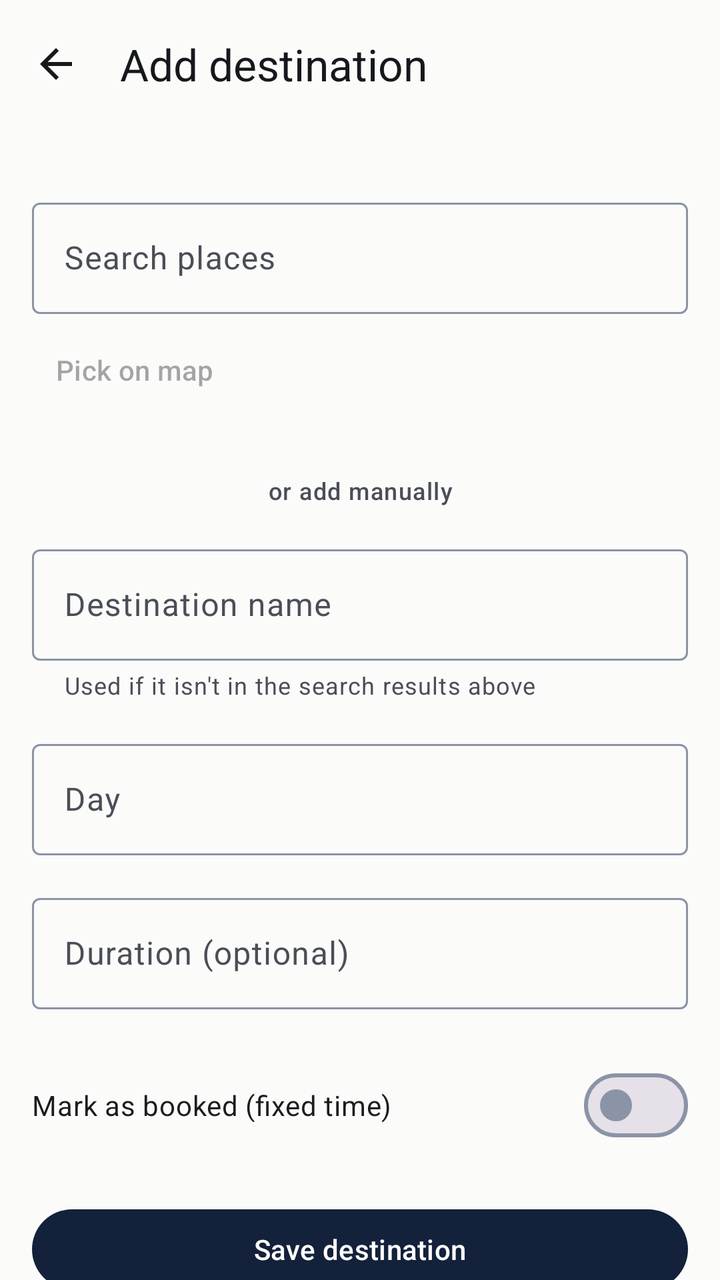
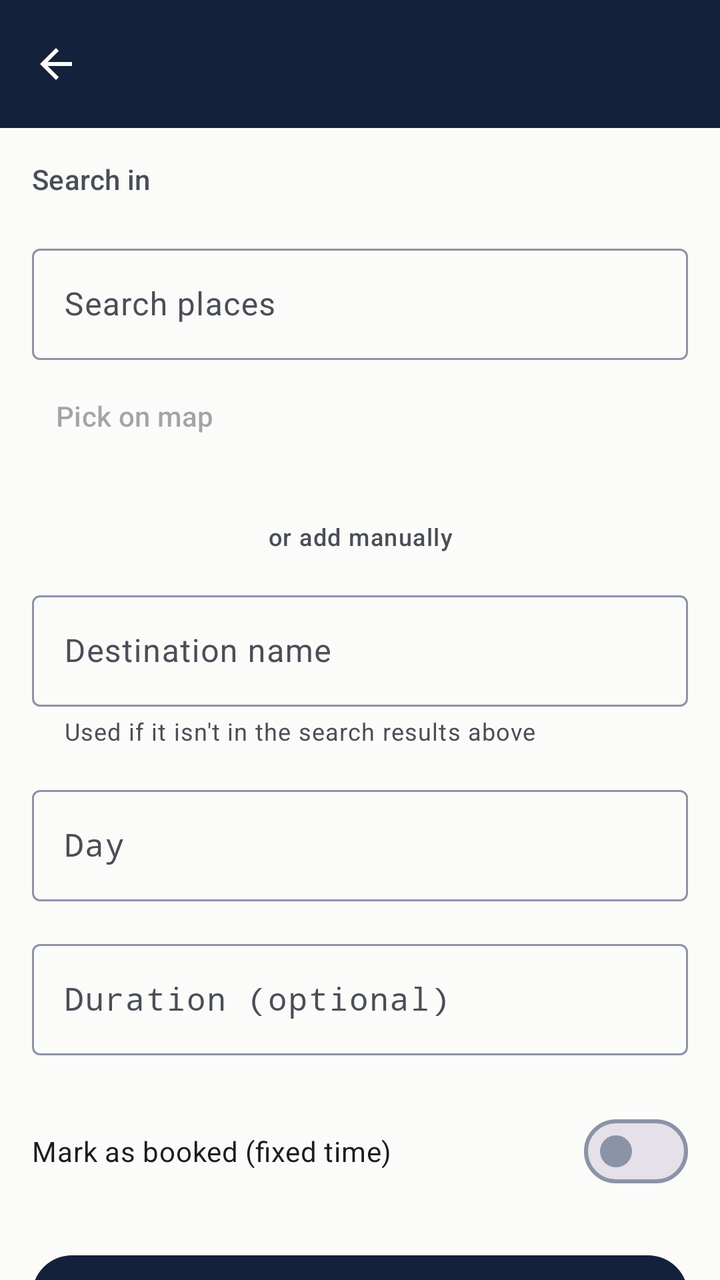

Screens rendered from an Android XML layout before and after an edit, with the pre-edit source and the edit as a unified diff.
<!-- AndroidManifest.xml: application theme Theme.TripFit -->
<!-- res/layout/activity_add_destination.xml -->
<?xml version="1.0" encoding="utf-8"?>
<LinearLayout xmlns:android="http://schemas.android.com/apk/res/android"
    xmlns:app="http://schemas.android.com/apk/res-auto"
    xmlns:tools="http://schemas.android.com/tools"
    android:id="@+id/add_destination_root"
    android:layout_width="match_parent"
    android:layout_height="match_parent"
    android:background="?attr/colorSurface"
    android:orientation="vertical"
    tools:context=".AddDestinationActivity">

    <com.google.android.material.appbar.MaterialToolbar
        android:id="@+id/toolbar"
        android:layout_width="match_parent"
        android:layout_height="?attr/actionBarSize"
        android:background="?attr/colorSurface"
        app:navigationIcon="@drawable/ic_arrow_back_24"
        app:title="@string/add_destination_title"
        app:titleTextColor="?attr/colorOnSurface" />

    <androidx.core.widget.NestedScrollView
        android:layout_width="match_parent"
        android:layout_height="0dp"
        android:layout_weight="1"
        android:fillViewport="true">

        <LinearLayout
            android:layout_width="match_parent"
            android:layout_height="wrap_content"
            android:orientation="vertical"
            android:padding="@dimen/space_md">

            <com.google.android.material.chip.ChipGroup
                android:id="@+id/chip_group_cities"
                android:layout_width="match_parent"
                android:layout_height="wrap_content"
                app:singleSelection="true" />

            <com.google.android.material.textfield.TextInputLayout
                android:id="@+id/layout_search"
                style="@style/Widget.Material3.TextInputLayout.OutlinedBox"
                android:layout_width="match_parent"
                android:layout_height="wrap_content"
                android:layout_marginTop="@dimen/space_md"
                android:hint="@string/field_search_hint">

                <com.google.android.material.textfield.TextInputEditText
                    android:id="@+id/input_search"
                    android:layout_width="match_parent"
                    android:layout_height="wrap_content"
                    android:inputType="text" />

            </com.google.android.material.textfield.TextInputLayout>

            <com.google.android.material.button.MaterialButton
                android:id="@+id/button_pick_on_map"
                style="@style/Widget.Material3.Button.TextButton"
                android:layout_width="wrap_content"
                android:layout_height="wrap_content"
                android:layout_marginTop="@dimen/space_xs"
                android:enabled="false"
                android:text="@string/action_pick_on_map" />

            <androidx.recyclerview.widget.RecyclerView
                android:id="@+id/recycler_search_results"
                android:layout_width="match_parent"
                android:layout_height="wrap_content"
                android:layout_marginTop="@dimen/space_xs"
                android:nestedScrollingEnabled="false"
                tools:listitem="@layout/item_place_result" />

            <TextView
                android:id="@+id/text_search_empty"
                android:layout_width="match_parent"
                android:layout_height="wrap_content"
                android:layout_marginTop="@dimen/space_sm"
                android:text="@string/search_empty_state"
                android:textAppearance="?attr/textAppearanceBodySmall"
                android:textColor="?attr/colorOnSurfaceVariant"
                android:visibility="gone"
                tools:visibility="visible" />

            <TextView
                android:layout_width="match_parent"
                android:layout_height="wrap_content"
                android:layout_marginTop="@dimen/space_lg"
                android:gravity="center"
                android:text="@string/divider_or_manual"
                android:textAppearance="?attr/textAppearanceLabelMedium"
                android:textColor="?attr/colorOnSurfaceVariant" />

            <com.google.android.material.textfield.TextInputLayout
                android:id="@+id/layout_name"
                style="@style/Widget.Material3.TextInputLayout.OutlinedBox"
                android:layout_width="match_parent"
                android:layout_height="wrap_content"
                android:layout_marginTop="@dimen/space_md"
                android:hint="@string/field_name_hint"
                app:helperText="@string/field_name_helper">

                <com.google.android.material.textfield.TextInputEditText
                    android:id="@+id/input_name"
                    android:layout_width="match_parent"
                    android:layout_height="wrap_content"
                    android:inputType="textCapWords" />

            </com.google.android.material.textfield.TextInputLayout>

            <com.google.android.material.textfield.TextInputLayout
                android:id="@+id/layout_day"
                style="@style/Widget.Material3.TextInputLayout.OutlinedBox"
                android:layout_width="match_parent"
                android:layout_height="wrap_content"
                android:layout_marginTop="@dimen/space_md"
                android:hint="@string/field_day_hint">

                <com.google.android.material.textfield.TextInputEditText
                    android:id="@+id/input_day"
                    android:layout_width="match_parent"
                    android:layout_height="wrap_content"
                    android:inputType="number"
                    android:maxLength="2" />

            </com.google.android.material.textfield.TextInputLayout>

            <com.google.android.material.textfield.TextInputLayout
                android:id="@+id/layout_duration"
                style="@style/Widget.Material3.TextInputLayout.OutlinedBox"
                android:layout_width="match_parent"
                android:layout_height="wrap_content"
                android:layout_marginTop="@dimen/space_md"
                android:hint="@string/field_duration_hint"
                app:suffixText="@string/field_duration_suffix">

                <com.google.android.material.textfield.TextInputEditText
                    android:id="@+id/input_duration"
                    android:layout_width="match_parent"
                    android:layout_height="wrap_content"
                    android:inputType="number"
                    android:maxLength="4" />

            </com.google.android.material.textfield.TextInputLayout>

            <com.google.android.material.materialswitch.MaterialSwitch
                android:id="@+id/switch_booked"
                android:layout_width="match_parent"
                android:layout_height="wrap_content"
                android:layout_marginTop="@dimen/space_lg"
                android:text="@string/mark_booked" />

            <com.google.android.material.textfield.TextInputLayout
                android:id="@+id/layout_time"
                style="@style/Widget.Material3.TextInputLayout.OutlinedBox"
                android:layout_width="match_parent"
                android:layout_height="wrap_content"
                android:layout_marginTop="@dimen/space_md"
                android:hint="@string/field_time_hint"
                android:visibility="gone"
                app:endIconDrawable="@drawable/ic_schedule_24"
                app:endIconMode="custom"
                tools:visibility="visible">

                <com.google.android.material.textfield.TextInputEditText
                    android:id="@+id/input_time"
                    android:layout_width="match_parent"
                    android:layout_height="wrap_content"
                    android:cursorVisible="false"
                    android:focusable="false" />

            </com.google.android.material.textfield.TextInputLayout>

            <com.google.android.material.button.MaterialButton
                android:id="@+id/button_save"
                android:layout_width="match_parent"
                android:layout_height="wrap_content"
                android:layout_marginTop="@dimen/space_lg"
                android:text="@string/action_save" />

        </LinearLayout>

    </androidx.core.widget.NestedScrollView>

</LinearLayout>
<!-- res/layout/item_place_result.xml (included above) -->
<?xml version="1.0" encoding="utf-8"?>
<LinearLayout xmlns:android="http://schemas.android.com/apk/res/android"
    android:layout_width="match_parent"
    android:layout_height="wrap_content"
    android:background="?attr/selectableItemBackground"
    android:clickable="true"
    android:focusable="true"
    android:orientation="vertical"
    android:paddingHorizontal="@dimen/space_md"
    android:paddingVertical="@dimen/space_sm">

    <TextView
        android:id="@+id/text_place_name"
        android:layout_width="match_parent"
        android:layout_height="wrap_content"
        android:textAppearance="?attr/textAppearanceBodyLarge"
        android:textColor="?attr/colorOnSurface" />

    <TextView
        android:id="@+id/text_place_meta"
        android:layout_width="match_parent"
        android:layout_height="wrap_content"
        android:layout_marginTop="2dp"
        android:textAppearance="?attr/textAppearanceBodySmall"
        android:textColor="?attr/colorOnSurfaceVariant" />

</LinearLayout>
<!-- resources referenced by this layout -->
<resources>
  <dimen name="space_lg">24dp</dimen>
  <dimen name="space_md">16dp</dimen>
  <dimen name="space_sm">8dp</dimen>
  <dimen name="space_xs">4dp</dimen>
  <!-- drawable ic_arrow_back_24 (drawable) -->
  <vector xmlns:android="http://schemas.android.com/apk/res/android"
      android:width="24dp"
      android:height="24dp"
      android:viewportWidth="24"
      android:viewportHeight="24"
      android:tint="?attr/colorOnSurface">
      <path
          android:fillColor="@android:color/white"
          android:pathData="M20,11H7.83l5.59,-5.59L12,4l-8,8 8,8 1.41,-1.41L7.83,13H20v-2z" />
  </vector>
  <!-- drawable ic_schedule_24 (drawable) -->
  <vector xmlns:android="http://schemas.android.com/apk/res/android"
      android:width="24dp"
      android:height="24dp"
      android:viewportWidth="24"
      android:viewportHeight="24"
      android:tint="?attr/colorOnSurfaceVariant">
      <path
          android:fillColor="@android:color/white"
          android:pathData="M12,2C6.48,2 2,6.48 2,12s4.48,10 10,10 10,-4.48 10,-10S17.52,2 12,2zM12,20c-4.41,0 -8,-3.59 -8,-8s3.59,-8 8,-8 8,3.59 8,8 -3.59,8 -8,8z" />
      <path
          android:fillColor="@android:color/white"
          android:pathData="M12.5,7L11,7v6l5.25,3.15 0.75,-1.23 -4.5,-2.67z" />
  </vector>
  <string name="action_pick_on_map">Pick on map</string>
  <string name="action_save">Save destination</string>
  <string name="add_destination_title">Add destination</string>
  <string name="divider_or_manual">or add manually</string>
  <string name="field_day_hint">Day</string>
  <string name="field_duration_hint">Duration (optional)</string>
  <string name="field_duration_suffix">min</string>
  <string name="field_name_helper">Used if it isn\'t in the search results above</string>
  <string name="field_name_hint">Destination name</string>
  <string name="field_search_hint">Search places</string>
  <string name="field_time_hint">Fixed time</string>
  <string name="mark_booked">Mark as booked (fixed time)</string>
  <string name="search_empty_state">No places found. You can still add it by name below.</string>
  <style name="Theme.TripFit" parent="Base.Theme.TripFit" />
  <color name="md_primary">#13213B</color>
  <color name="md_on_primary">#FFFFFF</color>
  <color name="md_primary_container">#D7DEEA</color>
  <color name="md_on_primary_container">#13213B</color>
  <color name="md_secondary">#8A5B00</color>
  <color name="md_on_secondary">#FFFFFF</color>
  <color name="md_secondary_container">#FFE8B2</color>
  <color name="md_on_secondary_container">#2B1B00</color>
  <color name="md_background">#FBFBF9</color>
  <color name="md_on_background">#15181D</color>
  <color name="md_surface">#FBFBF9</color>
  <color name="md_on_surface">#15181D</color>
  <color name="md_surface_variant">#E7E9ED</color>
  <color name="md_on_surface_variant">#4A4E57</color>
  <color name="md_outline">#8B93A6</color>
  <!-- unchanged entries left out for length: 1 -->
</resources>

<!-- the commit's change to res/layout/activity_add_destination.xml (unified diff, before → after) -->
@@ -9,14 +9,7 @@
     android:orientation="vertical"
     tools:context=".AddDestinationActivity">
 
-    <com.google.android.material.appbar.MaterialToolbar
-        android:id="@+id/toolbar"
-        android:layout_width="match_parent"
-        android:layout_height="?attr/actionBarSize"
-        android:background="?attr/colorSurface"
-        app:navigationIcon="@drawable/ic_arrow_back_24"
-        app:title="@string/add_destination_title"
-        app:titleTextColor="?attr/colorOnSurface" />
+    <include layout="@layout/view_toolbar" />
 
     <androidx.core.widget.NestedScrollView
         android:layout_width="match_parent"
@@ -30,10 +23,19 @@
             android:orientation="vertical"
             android:padding="@dimen/space_md">
 
+            <TextView
+                android:layout_width="match_parent"
+                android:layout_height="wrap_content"
+                android:text="@string/label_search_city"
+                android:textAppearance="?attr/textAppearanceLabelLarge"
+                android:textColor="?attr/colorOnSurfaceVariant" />
+
             <com.google.android.material.chip.ChipGroup
                 android:id="@+id/chip_group_cities"
                 android:layout_width="match_parent"
                 android:layout_height="wrap_content"
+                android:layout_marginTop="@dimen/space_xs"
+                app:selectionRequired="true"
                 app:singleSelection="true" />
 
             <com.google.android.material.textfield.TextInputLayout
@@ -118,6 +120,7 @@
                     android:id="@+id/input_day"
                     android:layout_width="match_parent"
                     android:layout_height="wrap_content"
+                    android:fontFamily="monospace"
                     android:inputType="number"
                     android:maxLength="2" />
 
@@ -136,6 +139,7 @@
                     android:id="@+id/input_duration"
                     android:layout_width="match_parent"
                     android:layout_height="wrap_content"
+                    android:fontFamily="monospace"
                     android:inputType="number"
                     android:maxLength="4" />
 
@@ -156,6 +160,7 @@
                 android:layout_marginTop="@dimen/space_md"
                 android:hint="@string/field_time_hint"
                 android:visibility="gone"
+                app:endIconContentDescription="@string/select_time"
                 app:endIconDrawable="@drawable/ic_schedule_24"
                 app:endIconMode="custom"
                 tools:visibility="visible">
@@ -165,7 +170,8 @@
                     android:layout_width="match_parent"
                     android:layout_height="wrap_content"
                     android:cursorVisible="false"
-                    android:focusable="false" />
+                    android:focusable="false"
+                    android:fontFamily="monospace" />
 
             </com.google.android.material.textfield.TextInputLayout>
 
@@ -181,6 +187,27 @@
     </androidx.core.widget.NestedScrollView>
 
 </LinearLayout>
+<!-- res/layout/view_toolbar.xml (included above) -->
+<?xml version="1.0" encoding="utf-8"?>
+<com.google.android.material.appbar.AppBarLayout xmlns:android="http://schemas.android.com/apk/res/android"
+    xmlns:app="http://schemas.android.com/apk/res-auto"
+    android:layout_width="match_parent"
+    android:layout_height="wrap_content"
+    android:background="@color/ticket_carrier_navy"
+    android:elevation="0dp"
+    android:fitsSystemWindows="true">
+
+    <com.google.android.material.appbar.MaterialToolbar
+        android:id="@+id/toolbar"
+        android:layout_width="match_parent"
+        android:layout_height="?attr/actionBarSize"
+        android:background="@color/ticket_carrier_navy"
+        app:navigationContentDescription="@string/cd_back"
+        app:navigationIcon="@drawable/ic_arrow_back_24"
+        app:navigationIconTint="@color/on_ticket_carrier"
+        app:titleTextColor="@color/on_ticket_carrier" />
+
+</com.google.android.material.appbar.AppBarLayout>
 <!-- res/layout/item_place_result.xml (included above) -->
 <?xml version="1.0" encoding="utf-8"?>
 <LinearLayout xmlns:android="http://schemas.android.com/apk/res/android"
<!-- resource entries referenced after the edit -->
@@ -1,5 +1,7 @@
 <!-- resources referenced by this layout -->
 <resources>
+  <color name="on_ticket_carrier">#FFFFFF</color>
+  <color name="ticket_carrier_navy">#13213B</color>
   <dimen name="space_lg">24dp</dimen>
   <dimen name="space_md">16dp</dimen>
   <dimen name="space_sm">8dp</dimen>
@@ -31,7 +33,7 @@
   </vector>
   <string name="action_pick_on_map">Pick on map</string>
   <string name="action_save">Save destination</string>
-  <string name="add_destination_title">Add destination</string>
+  <string name="cd_back">Back</string>
   <string name="divider_or_manual">or add manually</string>
   <string name="field_day_hint">Day</string>
   <string name="field_duration_hint">Duration (optional)</string>
@@ -40,8 +42,10 @@
   <string name="field_name_hint">Destination name</string>
   <string name="field_search_hint">Search places</string>
   <string name="field_time_hint">Fixed time</string>
+  <string name="label_search_city">Search in</string>
   <string name="mark_booked">Mark as booked (fixed time)</string>
   <string name="search_empty_state">No places found. You can still add it by name below.</string>
+  <string name="select_time">Select fixed time</string>
   <style name="Theme.TripFit" parent="Base.Theme.TripFit" />
   <color name="md_primary">#13213B</color>
   <color name="md_on_primary">#FFFFFF</color>
